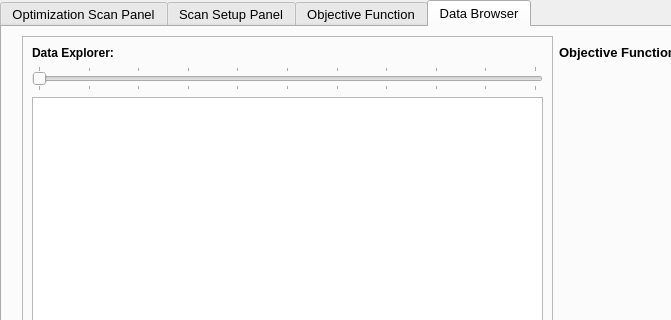
The window that UIOcelotInterface_gen.ui (ocelot-collab/optimizer) describes before a commit, drawn with Qt 5; both pictures show x 0 to 671 and y 0 to 320 of the 1100 by 922 pixel window.
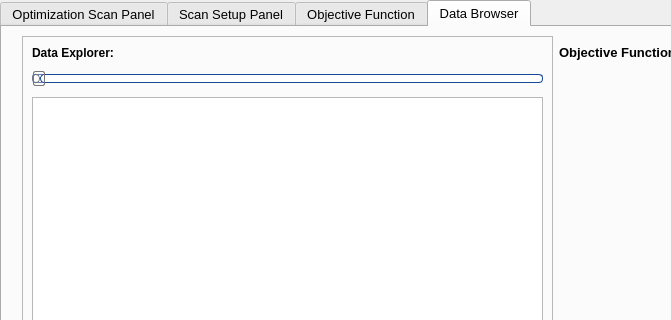
The same window after the commit. The open tabs and pages were chosen to show the change. Custom widgets are drawn as their Qt base class.

Commit message: Style at the data browser slider. Fix for the resetpanel.

```diff
--- a/UIOcelotInterface_gen.ui
+++ b/UIOcelotInterface_gen.ui
@@ -1673,6 +1673,73 @@
                 <height>16777215</height>
                </size>
               </property>
+              <property name="styleSheet">
+               <string notr="true">QSlider::groove:horizontal{
+border: 1px solid #637EB8;
+background: white;
+height: 7px;
+border-radius: 3px;
+}
+QSlider::sub-page:horizontal {
+background: qlineargradient(x1: 0, y1: 0, x2: 0, y2: 1,
+stop: 0 #ABC7EC, stop: 1 #154A98);
+border: 1px solid #777;
+height: 10px;
+border-radius: 4px;
+}
+QSlider::add-page:horizontal {
+background: #fff;
+border: 1px solid #154A98;
+height: 10px;
+border-radius: 4px;
+}
+QSlider::handle:horizontal{
+background: qlineargradient(x1:0, y1:0, x2:1, y2:1,
+stop:0 #fff, stop:1 #b3b4b6);
+border: 1px solid #777;
+width: 10px;
+margin-top: -4px;
+margin-bottom: -4px;
+border-radius: 2px;
+}
+
+/*Verticales*/
+QSlider::groove:vertical{
+border: 1px solid #637EB8;
+background: white;
+width:7px;
+height: 55px;
+border-radius: 3px;
+}
+QSlider::add-page:vertical {
+background: qlineargradient(x1: 0, y1: 0, x2: 0, y2: 1,
+stop: 0 #ABC7EC, stop: 1 #154A98);
+border: 1px solid #154A98;
+width: 10px;
+border-radius: 4px;
+}
+QSlider::sub-page:vertical {
+background: #fff;
+border: 1px solid #777;
+width: 7px;
+border-radius: 4px;
+}
+QSlider::handle:vertical{
+background: qlineargradient(x1:0, y1:0, x2:1, y2:1,
+stop:0 #fff, stop:1 #ABC7EC);
+border: 1px solid #777;
+height: 5px;
+margin-left: -4px;
+margin-right: -4px;
+border-radius: 2px;
+}
+/*Horizontales y Verticales*/
+QSlider::handle:horizontal:hover,
+QSlider::handle:vertical:hover{
+border: 1px solid #154A98;
+border-radius: 3px;
+}</string>
+              </property>
               <property name="maximum">
                <number>10</number>
               </property>
```
The commit also changes 4 other files.
